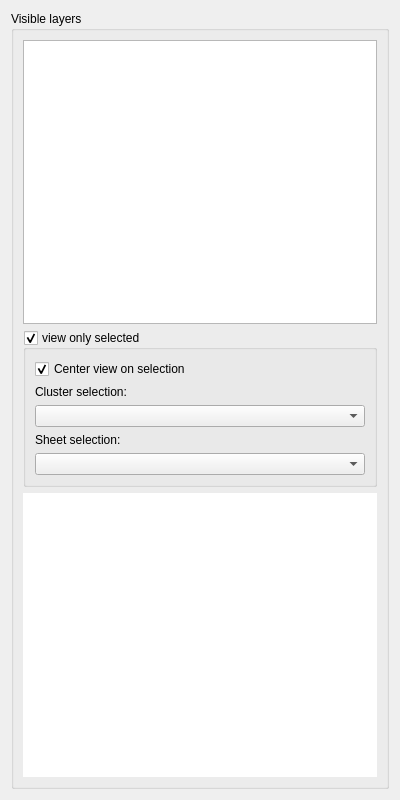
This is sheeterator.ui in Ylannl/skel3d as Qt 5 draws it before an edit. The edited form follows.
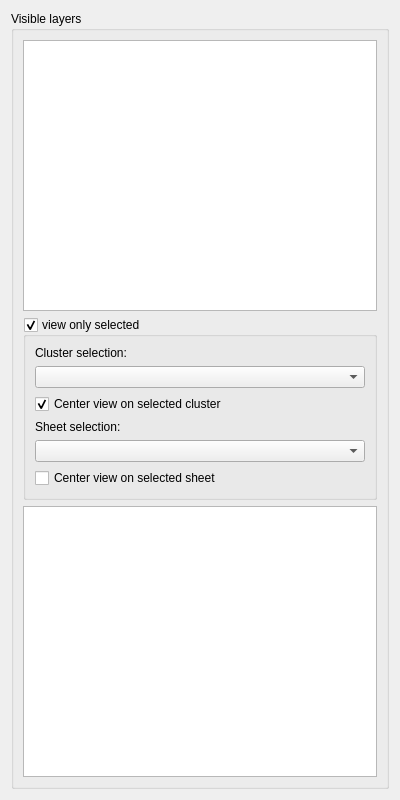
This is the edited form. Custom widgets are drawn as their Qt base class.

Commit message: minor enhancements sheeterator

The edit to the form file:
```diff
--- a/sheeterator.ui
+++ b/sheeterator.ui
@@ -53,25 +53,6 @@
          <bool>true</bool>
         </property>
         <layout class="QVBoxLayout" name="verticalLayout_3">
-         <item>
-          <widget class="QCheckBox" name="checkBox_clusterCenterView">
-           <property name="enabled">
-            <bool>true</bool>
-           </property>
-           <property name="sizePolicy">
-            <sizepolicy hsizetype="Minimum" vsizetype="Fixed">
-             <horstretch>0</horstretch>
-             <verstretch>0</verstretch>
-            </sizepolicy>
-           </property>
-           <property name="text">
-            <string>Center view on selection</string>
-           </property>
-           <property name="checked">
-            <bool>true</bool>
-           </property>
-          </widget>
-         </item>
          <item>
           <widget class="QLabel" name="label">
            <property name="text">
@@ -92,6 +73,25 @@
            </property>
           </widget>
          </item>
+         <item>
+          <widget class="QCheckBox" name="checkBox_clusterCenterView">
+           <property name="enabled">
+            <bool>true</bool>
+           </property>
+           <property name="sizePolicy">
+            <sizepolicy hsizetype="Minimum" vsizetype="Fixed">
+             <horstretch>0</horstretch>
+             <verstretch>0</verstretch>
+            </sizepolicy>
+           </property>
+           <property name="text">
+            <string>Center view on selected cluster</string>
+           </property>
+           <property name="checked">
+            <bool>true</bool>
+           </property>
+          </widget>
+         </item>
          <item>
           <widget class="QLabel" name="label_2">
            <property name="text">
@@ -112,6 +112,13 @@
            </property>
           </widget>
          </item>
+         <item>
+          <widget class="QCheckBox" name="checkBox_sheetCenterView">
+           <property name="text">
+            <string>Center view on selected sheet</string>
+           </property>
+          </widget>
+         </item>
         </layout>
        </widget>
       </item>
@@ -142,10 +149,10 @@
       <item row="2" column="0">
        <widget class="PlotWidget" name="graphicsView_plotWidget">
         <property name="frameShape">
-         <enum>QFrame::NoFrame</enum>
+         <enum>QFrame::StyledPanel</enum>
         </property>
         <property name="frameShadow">
-         <enum>QFrame::Plain</enum>
+         <enum>QFrame::Sunken</enum>
         </property>
        </widget>
       </item>
```
The commit also changes 1 other file.
